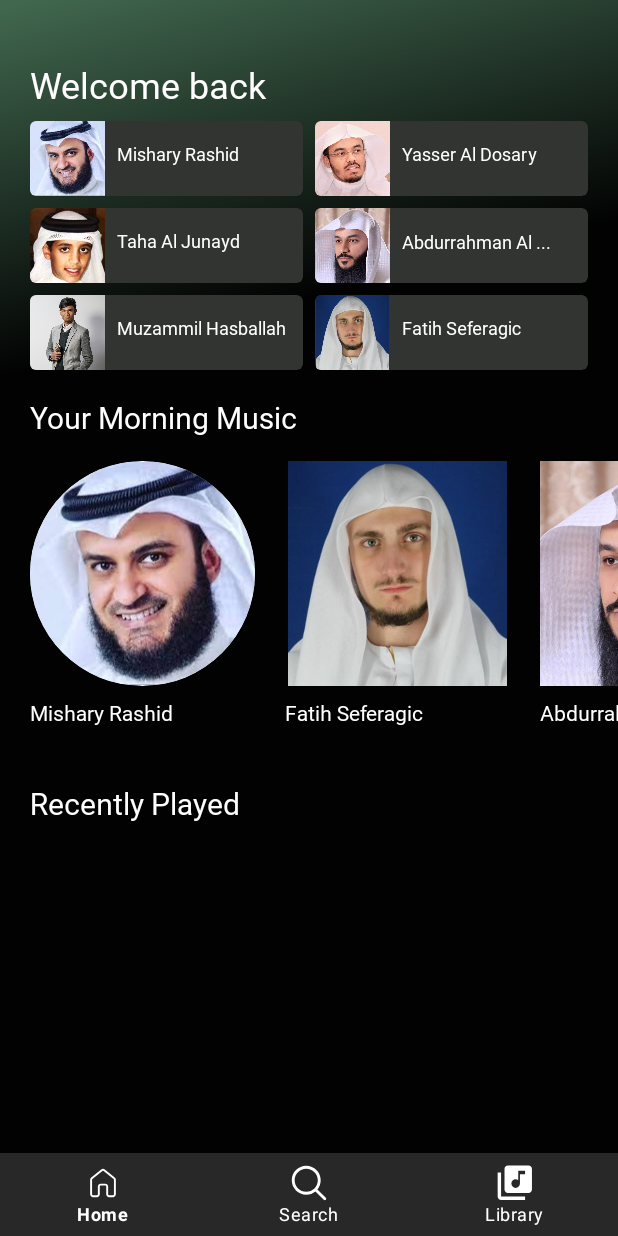
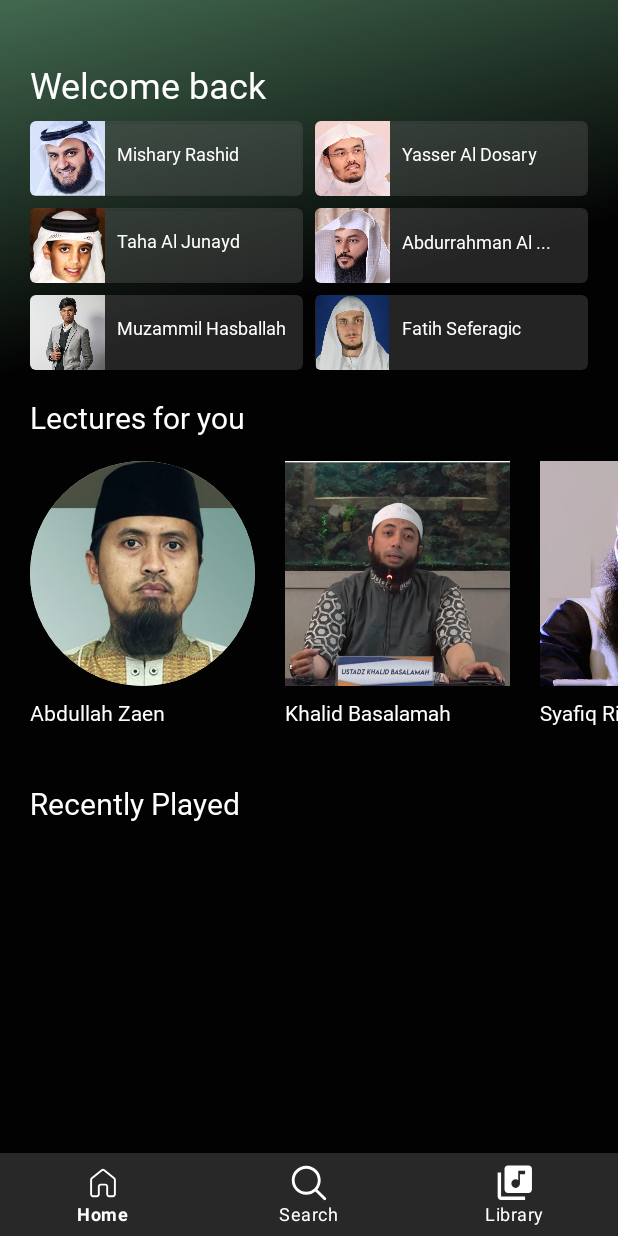
Before and after one commit to thaariqnst/Ngajify, an Android app: the screen it shows after launch (MainActivity), on a phone screen of 412 x 824 dp. Run offline under Robolectric (Android 15) with nearby library versions, the phone set to English and light mode, and no system bars; our stand-ins replace navigation-ui; 1 statement that could not run was skipped.

Commit message:
fourth commit

```diff
--- a/app/src/main/java/com/thaariq/MusicPlayerApp/MainActivity.kt
+++ b/app/src/main/java/com/thaariq/MusicPlayerApp/MainActivity.kt
@@ -30,7 +30,8 @@ class MainActivity : AppCompatActivity() {
 
         val appBarConfiguration = AppBarConfiguration(
             setOf(
-                R.id.navigation_home
+                R.id.navigation_home,
+                R.id.navigation_search
             )
         )
 
--- a/app/src/main/res/layout/fragment_home.xml
+++ b/app/src/main/res/layout/fragment_home.xml
@@ -39,7 +39,7 @@
                 android:layout_height="50dp"
                 android:layout_row="0"
                 android:layout_column="0"
-                android:backgroundTint="@color/secondary">
+                android:backgroundTint="#605f5f5f">
 
                 <LinearLayout
                     android:layout_width="match_parent"
@@ -59,6 +59,7 @@
                         android:textColor="@color/white"
                         android:layout_marginStart="8dp"
                         android:layout_marginVertical="13dp"/>
+
                 </LinearLayout>
             </com.google.android.material.card.MaterialCardView>
 
@@ -69,7 +70,7 @@
                 android:layout_row="1"
                 android:layout_column="0"
                 android:layout_marginTop="8dp"
-                android:backgroundTint="@color/secondary">
+                android:backgroundTint="#605f5f5f">
 
                 <LinearLayout
                     android:layout_width="match_parent"
@@ -99,7 +100,7 @@
                 android:layout_row="2"
                 android:layout_column="0"
                 android:layout_marginTop="8dp"
-                android:backgroundTint="@color/secondary">
+                android:backgroundTint="#605f5f5f">
 
                 <LinearLayout
                     android:layout_width="match_parent"
@@ -129,7 +130,7 @@
                 android:layout_row="0"
                 android:layout_column="1"
                 android:layout_marginStart="8dp"
-                android:backgroundTint="@color/secondary">
+                android:backgroundTint="#605f5f5f">
 
                 <LinearLayout
                     android:layout_width="match_parent"
@@ -160,7 +161,7 @@
                 android:layout_column="1"
                 android:layout_marginStart="8dp"
                 android:layout_marginTop="8dp"
-                android:backgroundTint="@color/secondary">
+                android:backgroundTint="#605f5f5f">
 
                 <LinearLayout
                     android:layout_width="match_parent"
@@ -191,7 +192,7 @@
                 android:layout_column="1"
                 android:layout_marginStart="8dp"
                 android:layout_marginTop="8dp"
-                android:backgroundTint="@color/secondary">
+                android:backgroundTint="#605f5f5f">
 
                 <LinearLayout
                     android:layout_width="match_parent"
@@ -223,7 +224,7 @@
             android:fontFamily="@font/sf_pro_bold"
             android:textSize="20sp"
             android:layout_marginTop="10dp"
-            android:text="Your Morning Music"/>
+            android:text="Lectures for you"/>
 
         <HorizontalScrollView
             android:layout_width="match_parent"
@@ -253,7 +254,7 @@
                         <ImageView
                             android:layout_width="150dp"
                             android:layout_height="150dp"
-                            android:src="@drawable/mishary" />
+                            android:src="@drawable/zaen" />
                     </androidx.cardview.widget.CardView>
                     <TextView
                         android:layout_width="wrap_content"
@@ -263,7 +264,7 @@
                         app:layout_constraintStart_toStartOf="@id/img"
                         android:fontFamily="@font/sf_pro_bold"
                         android:textColor="@color/white"
-                        android:text="@string/mishary" />
+                        android:text="@string/zaen" />
                 </androidx.constraintlayout.widget.ConstraintLayout>
 
                 <androidx.constraintlayout.widget.ConstraintLayout
@@ -276,7 +277,7 @@
                         android:id="@+id/img2"
                         android:layout_width="150dp"
                         android:layout_height="150dp"
-                        android:src="@drawable/fatih"
+                        android:src="@drawable/khalid"
                         android:layout_marginTop="15dp"
                         app:layout_constraintEnd_toEndOf="parent"
                         app:layout_constraintStart_toStartOf="parent"
@@ -289,7 +290,7 @@
                         android:layout_marginTop="8dp"
                         android:fontFamily="@font/sf_pro_bold"
                         android:textColor="@color/white"
-                        android:text="@string/fatih" />
+                        android:text="@string/khalid" />
                 </androidx.constraintlayout.widget.ConstraintLayout>
 
                 <androidx.constraintlayout.widget.ConstraintLayout
@@ -302,7 +303,7 @@
                         android:id="@+id/img3"
                         android:layout_width="150dp"
                         android:layout_height="150dp"
-                        android:src="@drawable/abdurrahman"
+                        android:src="@drawable/syafiq"
                         android:layout_marginTop="15dp"
                         app:layout_constraintEnd_toEndOf="parent"
                         app:layout_constraintStart_toStartOf="parent"
@@ -315,20 +316,21 @@
                         android:layout_marginTop="8dp"
                         android:fontFamily="@font/sf_pro_bold"
                         android:textColor="@color/white"
-                        android:text="@string/abdurrahmanComplete" />
+                        android:text="@string/syafiq" />
                 </androidx.constraintlayout.widget.ConstraintLayout>
 
                 <androidx.constraintlayout.widget.ConstraintLayout
                     android:id="@+id/hsv_4"
                     android:layout_width="wrap_content"
                     android:layout_height="wrap_content"
-                    android:layout_marginStart="20dp">
+                    android:layout_marginStart="20dp"
+                    android:layout_marginEnd="20dp">
 
                     <ImageView
                         android:id="@+id/img4"
                         android:layout_width="150dp"
                         android:layout_height="150dp"
-                        android:src="@drawable/taha"
+                        android:src="@drawable/badrussalam"
                         android:layout_marginTop="15dp"
                         app:layout_constraintEnd_toEndOf="parent"
                         app:layout_constraintStart_toStartOf="parent"
@@ -341,7 +343,7 @@
                         android:layout_marginTop="8dp"
                         android:fontFamily="@font/sf_pro_bold"
                         android:textColor="@color/white"
-                        android:text="@string/taha" />
+                        android:text="@string/badrussalam" />
                 </androidx.constraintlayout.widget.ConstraintLayout>
             </LinearLayout>
         </HorizontalScrollView>
--- a/app/src/main/res/navigation/mobile_navigation.xml
+++ b/app/src/main/res/navigation/mobile_navigation.xml
@@ -10,4 +10,9 @@
         android:name="com.thaariq.MusicPlayerApp.ui.HomeFragment"
         tools:layout="@layout/fragment_home" />
 
+    <fragment
+        android:id="@+id/navigation_search"
+        android:name="com.thaariq.MusicPlayerApp.ui.SearchFragment"
+        tools:layout="@layout/fragment_search" />
+
 </navigation>
--- a/app/src/main/res/values/strings.xml
+++ b/app/src/main/res/values/strings.xml
@@ -1,5 +1,5 @@
 <resources>
-    <string name="app_name">SpotifyKW</string>
+    <string name="app_name">MusicPlayerApp</string>
     <string name="musicname">MusicName</string>
     <string name="musicalbum">MusicAlbum</string>
     <string name="greeting">Welcome back</string>
@@ -15,4 +15,8 @@
     <string name="txt_home">Home</string>
     <string name="txt_search">Search</string>
     <string name="txt_library">Library</string>
+    <string name="zaen">Abdullah Zaen</string>
+    <string name="khalid">Khalid Basalamah</string>
+    <string name="syafiq">Syafiq Riza Basalamah</string>
+    <string name="badrussalam">Abu Yahya Badrussalam</string>
 </resources>
```
Also changed, not shown: app/src/main/java/com/thaariq/MusicPlayerApp/data/MusicData.kt (+38 -24 lines), app/src/main/res/drawable/background2.xml (added, +24 -0 lines), app/src/main/res/drawable/ic_microphone.xml (added, +9 -0 lines), app/src/main/res/values/colors.xml (+8 -0 lines), app/src/main/res/drawable/badrussalam.jpeg (added), app/src/main/res/drawable/joji1.jpeg (deleted), app/src/main/res/drawable/khalid.jpeg (added), app/src/main/res/drawable/syafiq.png (added), app/src/main/res/drawable/syaikh.png (added), app/src/main/res/drawable/yazid.png (added), app/src/main/res/drawable/zaen.jpeg (added), 4 other files.
